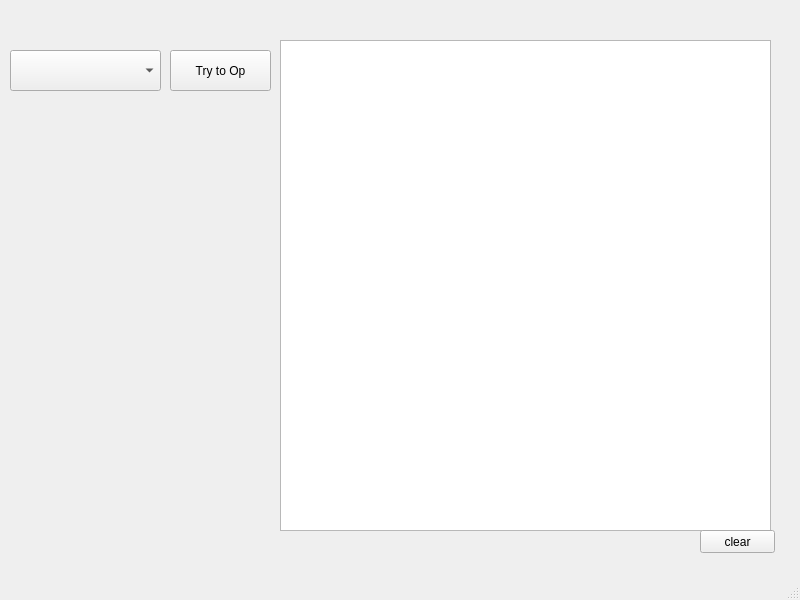
The window that QT_ECAT_tool/my_soemtest/mainwindow.ui (jiexunzh/EtherCAT-Study) describes before a commit, drawn with Qt 5.
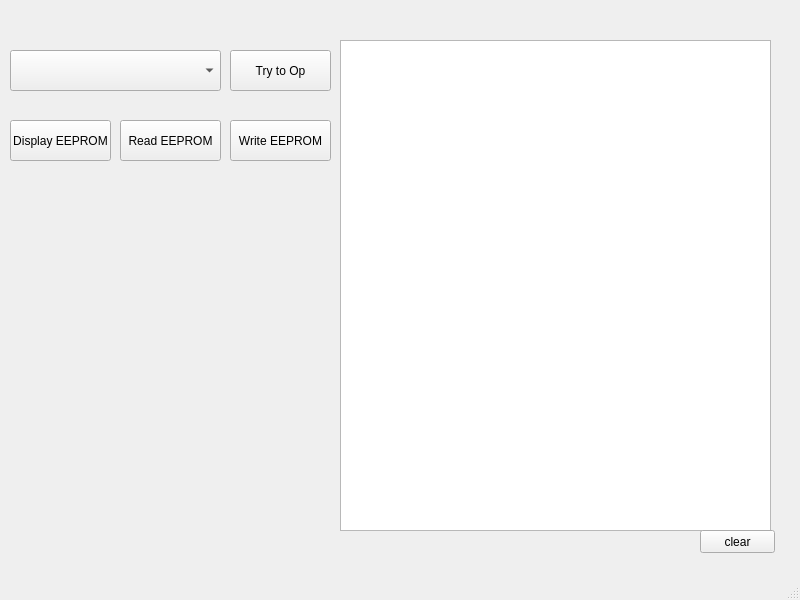
The same window after the commit.

Commit message: 新增：QT测试主站-读取从站EEPROM信息功能

The edit to the form file:
```diff
--- a/QT_ECAT_tool/my_soemtest/mainwindow.ui
+++ b/QT_ECAT_tool/my_soemtest/mainwindow.ui
@@ -19,7 +19,7 @@
      <rect>
       <x>10</x>
       <y>50</y>
-      <width>151</width>
+      <width>211</width>
       <height>41</height>
      </rect>
     </property>
@@ -27,7 +27,7 @@
    <widget class="QPushButton" name="con_pushButton">
     <property name="geometry">
      <rect>
-      <x>170</x>
+      <x>230</x>
       <y>50</y>
       <width>101</width>
       <height>41</height>
@@ -40,9 +40,9 @@
    <widget class="QTextBrowser" name="textBrowser">
     <property name="geometry">
      <rect>
-      <x>280</x>
+      <x>340</x>
       <y>40</y>
-      <width>491</width>
+      <width>431</width>
       <height>491</height>
      </rect>
     </property>
@@ -60,6 +60,45 @@
      <string>clear</string>
     </property>
    </widget>
+   <widget class="QPushButton" name="eepdisp_pushButton">
+    <property name="geometry">
+     <rect>
+      <x>10</x>
+      <y>120</y>
+      <width>101</width>
+      <height>41</height>
+     </rect>
+    </property>
+    <property name="text">
+     <string>Display EEPROM</string>
+    </property>
+   </widget>
+   <widget class="QPushButton" name="eepr_pushButton">
+    <property name="geometry">
+     <rect>
+      <x>120</x>
+      <y>120</y>
+      <width>101</width>
+      <height>41</height>
+     </rect>
+    </property>
+    <property name="text">
+     <string>Read EEPROM</string>
+    </property>
+   </widget>
+   <widget class="QPushButton" name="eepw_pushButton">
+    <property name="geometry">
+     <rect>
+      <x>230</x>
+      <y>120</y>
+      <width>101</width>
+      <height>41</height>
+     </rect>
+    </property>
+    <property name="text">
+     <string>Write EEPROM</string>
+    </property>
+   </widget>
   </widget>
   <widget class="QMenuBar" name="menubar">
    <property name="geometry">
```
The commit also changes 13 other files.
